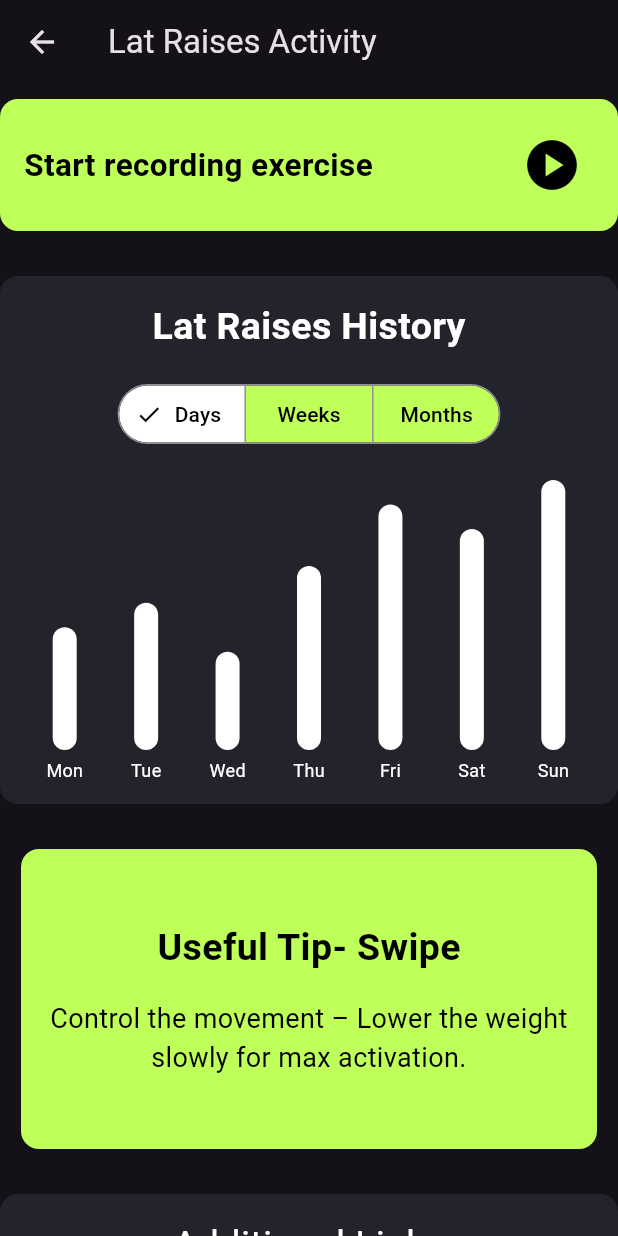
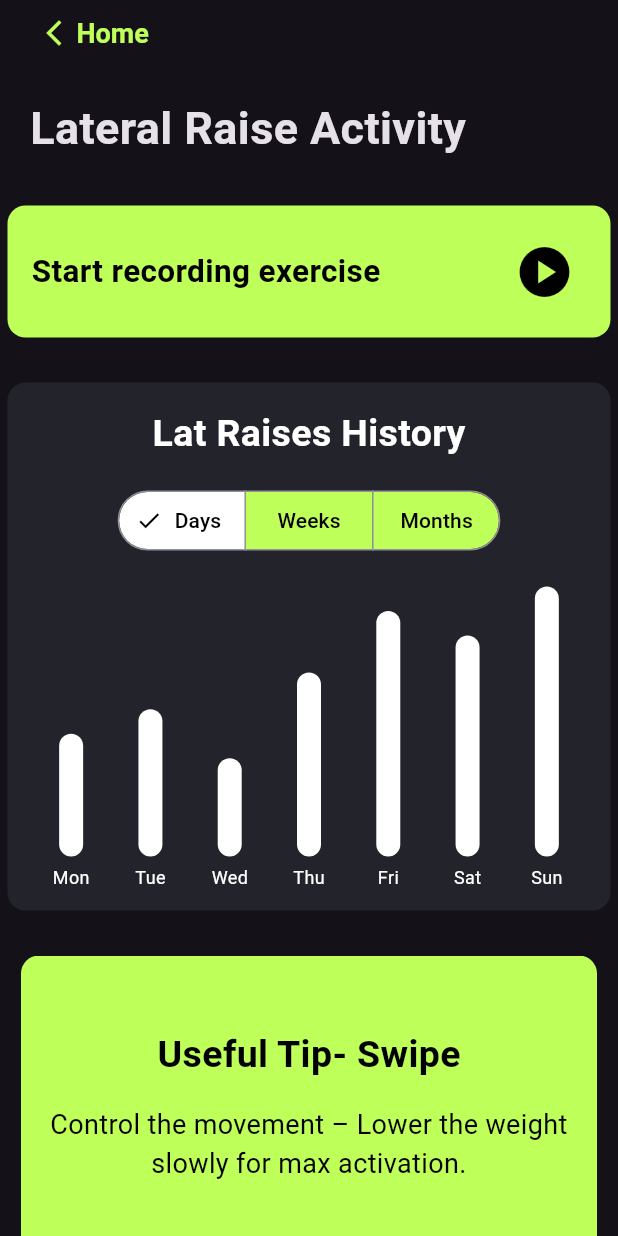
Before and after one commit to JamesMWaller/MobileAndUbiquitousComputing, a Flutter app: the LatDetailsPage screen opened directly, on a phone screen of 412 x 824 dp. Run offline on Flutter 3.47's test engine with Material 3 defaults, Android fonts, the phone set to English and light mode, and no system bars; drawn by our look-alikes of fl_chart; our stand-ins replace curved_navigation_bar, flutter_blue_plus, image_picker, permission_handler; network calls fail; Roboto replaces fonts that are missing (SFPro).

Commit message:
Changing Navbars and tidying up

```diff
--- a/flutter_ble/lib/NavToolBar/Items/Lateral_Raises_Details_Page.dart
+++ b/flutter_ble/lib/NavToolBar/Items/Lateral_Raises_Details_Page.dart
@@ -26,16 +26,51 @@ class _LatDetailsPageState extends State<LatDetailsPage> {
     Color containerColor = Color(0xFF23232C);
     Color textColor = isDarkMode ? Colors.black : Colors.white;
     return Scaffold(
-        appBar: AppBar(title: Text("Lat Raises Activity")),
+        appBar: AppBar(
+          title: GestureDetector(
+              onTap: () => Navigator.of(context).pop(),
+              child: Container(
+                child: Row(
+                  children:  [
+                    SizedBox(width: 10),
+                    Icon(Icons.arrow_back_ios_new, color: Theme.of(context).brightness == Brightness.dark ? Color(0xFFBFFF5A) : Colors.black, size: 20), // Thin iOS-style back button
+                    SizedBox(width: 5),
+                    Text(
+                      "Home",
+                      style: TextStyle(
+                        fontFamily: "SFPro",
+                        color: Theme.of(context).brightness == Brightness.dark ? Color(0xFFBFFF5A) : Colors.black,
+                        fontSize: 18,
+                        fontWeight: FontWeight.bold,
+                      ),
+                    ),
+                  ],
+                ),
+              )
+          ),
+          toolbarHeight: 44,
+          centerTitle: false,
+          automaticallyImplyLeading: false,
+        ),
         body: SingleChildScrollView(
           child: Center(
             child: Column(
               mainAxisAlignment: MainAxisAlignment.center,
               children: [
-                SizedBox(height: 10),
+                SizedBox(height: 20),
+                Align(
+                  alignment: Alignment.centerLeft, // Aligns the text to the left
+                  child: Padding(padding: EdgeInsets.symmetric(horizontal: 20),
+                    child: Text(
+                      "Lateral Raise Activity",
+                      style: TextStyle(fontSize: 30, fontWeight: FontWeight.bold),
+                    ),
+                  ),
+                ),
+                SizedBox(height: 30),
                 Container(
                   padding: const EdgeInsets.all(16.0),
-                  width: MediaQuery.of(context).size.width, // Adjust this value as needed
+                  width: MediaQuery.of(context).size.width -10,   // Adjust this value as needed
                   decoration: BoxDecoration(
                     color: isDarkMode ? Color(0xFFBFFF5A) : Color(0xFF23232C),
                     borderRadius: BorderRadius.circular(12.0),
@@ -65,7 +100,7 @@ class _LatDetailsPageState extends State<LatDetailsPage> {
                 SizedBox(height: 30),
                 Container(
                   padding: const EdgeInsets.all(16.0),
-                  width: MediaQuery.of(context).size.width,
+                  width: MediaQuery.of(context).size.width -10,
                   decoration: BoxDecoration(
                     color: Color(0xFF23232C),
                     borderRadius: BorderRadius.circular(12.0),
@@ -126,7 +161,7 @@ class _LatDetailsPageState extends State<LatDetailsPage> {
                         padding: const EdgeInsets.symmetric(horizontal: 8.0), // Adds spacing between cards
                         child: Container(
                           padding: const EdgeInsets.all(16.0),
-                          width: MediaQuery.of(context).size.width,
+                          width: MediaQuery.of(context).size.width -10,
                           decoration: BoxDecoration(
                             color: isDarkMode
                                 ? Color(0xFFBFFF5A)
@@ -170,7 +205,7 @@ class _LatDetailsPageState extends State<LatDetailsPage> {
                     // color: Color(0xFFFF00FF),
                     borderRadius: BorderRadius.circular(12.0),
                   ),
-                  width: MediaQuery.of(context).size.width,
+                  width: MediaQuery.of(context).size.width -10,
                   child: Column(
                     children: [
                       Text('Additional Links',
--- a/flutter_ble/lib/NavToolBar/Items/Muscle_group_Screen.dart
+++ b/flutter_ble/lib/NavToolBar/Items/Muscle_group_Screen.dart
@@ -31,7 +31,7 @@ class MuscleGroupsScreen extends StatelessWidget {
                   ), // Thin iOS-style back button
                   SizedBox(width: 5),
                   Text(
-                    "Exercises",
+                    "Home",
                     style: TextStyle(
                       fontFamily: "SFPro",
                       color: Theme.of(context).brightness == Brightness.dark ? Color(0xFFBFFF5A) : Colors.black,
--- a/flutter_ble/lib/NavToolBar/Items/daily_workout_page.dart
+++ b/flutter_ble/lib/NavToolBar/Items/daily_workout_page.dart
@@ -15,7 +15,7 @@ class DailyWorkoutPage extends StatelessWidget {
                 Icon(Icons.arrow_back_ios_new, size: 20, color: Colors.black), // Thin iOS-style back button
                 SizedBox(width: 5),
                 Text(
-                  "Exercises",
+                  "Home",
                   style: TextStyle(
                     fontFamily: "SFPro",
                     fontSize: 18,
--- a/flutter_ble/lib/home_page.dart
+++ b/flutter_ble/lib/home_page.dart
@@ -82,7 +82,7 @@ class _HomePageState extends State<HomePage> {
                 Icon(Icons.arrow_back_ios_new, color: Color(0xFFBFFF5A), size: 20),
                 SizedBox(width: 5),
                 Text(
-                  "Sign in",
+                  "Welcome Screen",
                   style: TextStyle(
                     fontFamily: "SFPro",
                     color: Color(0xFFBFFF5A),
@@ -108,8 +108,8 @@ class _HomePageState extends State<HomePage> {
               children: [
                 SizedBox(height: 20),
                 Text(
-                  "Welcome back! Glad to see you, Again!",
-                  style: TextStyle(fontSize: 35, fontWeight: FontWeight.bold),
+                  "Welcome back!",
+                  style: TextStyle(fontSize: 30, fontWeight: FontWeight.bold),
                 ),
                 SizedBox(height: 20),
                 TextField(
--- a/flutter_ble/lib/sign_up_page.dart
+++ b/flutter_ble/lib/sign_up_page.dart
@@ -54,7 +54,7 @@ class _SignUpPageState extends State<SignUpPage> {
                   Icon(Icons.arrow_back_ios_new, color: Color(0xFFBFFF5A), size: 20), // Thin iOS-style back button
                   SizedBox(width: 5),
                   Text(
-                    "Sign in",
+                    "Welcome Screen",
                     style: TextStyle(
                       fontFamily: "SFPro",
                       color: Color(0xFFBFFF5A),
@@ -79,8 +79,8 @@ class _SignUpPageState extends State<SignUpPage> {
             children: [
               SizedBox(height: 20),
               Text(
-                "Hello! Register to get started",
-                style: TextStyle(fontSize: 35, fontWeight: FontWeight.bold),
+                "Register to get started",
+                style: TextStyle(fontSize: 30, fontWeight: FontWeight.bold),
               ),
               SizedBox(height: 20),
               Form(
```
Also changed, not shown: flutter_ble/lib/NavToolBar/Items/Bicep_Curl_Details_Page.dart (+35 -9 lines).
